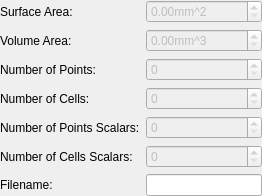
Qt form Libs/qMRMLWidgets/Resources/UI/qMRMLModelInfoWidget.ui (gezidan/Slicer) before a commit.
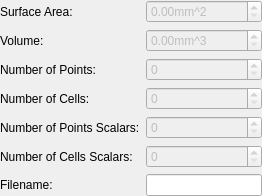
The same form after that commit.

Commit message: STYLE: fixing Volume label to remove Area string

What changed in the file:
```diff
--- a/Libs/qMRMLWidgets/Resources/UI/qMRMLModelInfoWidget.ui
+++ b/Libs/qMRMLWidgets/Resources/UI/qMRMLModelInfoWidget.ui
@@ -40,7 +40,7 @@
    <item row="1" column="0">
     <widget class="QLabel" name="VolumeAreaLabel">
      <property name="text">
-      <string>Volume Area:</string>
+      <string>Volume:</string>
      </property>
     </widget>
    </item>
```
